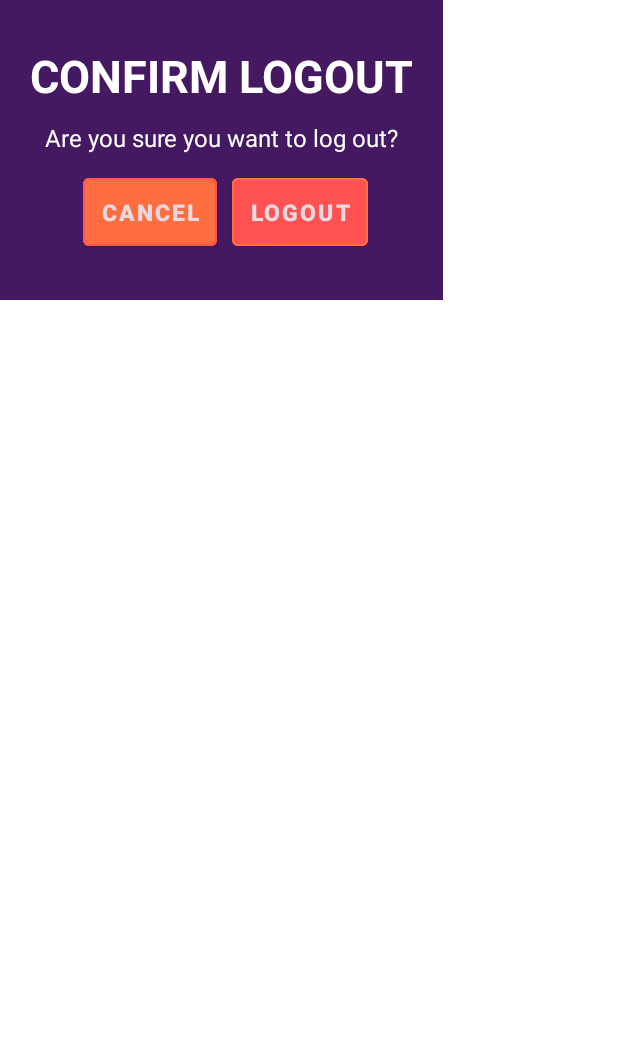
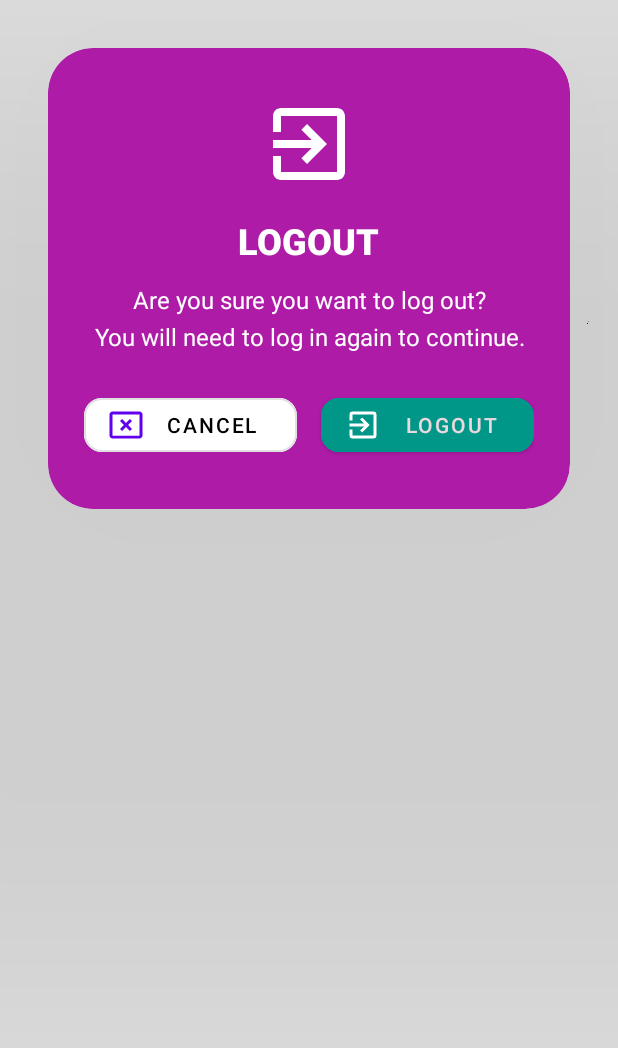
Before and after one commit to xienshane/FlickView, an Android app: the layout logout_page.xml on its own in the app's theme, with its tools: preview values and no code run, on a phone screen of 412 x 824 dp. Shown: the top 1048 px of the screen. Run offline under Robolectric (Android 15) with nearby library versions, the phone set to English and light mode, and no system bars; network calls fail.

```diff
--- /dev/null
+++ b/app/src/main/java/com/android/flickview/activities/LogoutDialogFragment.kt
@@ -0,0 +1,67 @@
+package com.android.flickview.activities
+
+import android.content.Intent
+import android.os.Bundle
+import android.view.LayoutInflater
+import android.view.View
+import android.view.ViewGroup
+import android.view.WindowManager
+import com.google.android.material.button.MaterialButton
+import androidx.fragment.app.DialogFragment
+import com.android.flickview.R
+import android.widget.TextView
+import androidx.cardview.widget.CardView
+import android.widget.Toast
+
+class LogoutDialogFragment : DialogFragment() {
+
+    override fun onCreateView(
+        inflater: LayoutInflater, container: ViewGroup?,
+        savedInstanceState: Bundle?
+    ): View? {
+        // Inflate your custom logout layout
+        return inflater.inflate(R.layout.logout_page, container, false)
+    }
+
+    private var cardView: CardView? = null
+
+    override fun onViewCreated(view: View, savedInstanceState: Bundle?) {
+        super.onViewCreated(view, savedInstanceState)
+
+        // Reference the UI elements with correct IDs
+        val textMessage: TextView = view.findViewById(R.id.logout_message)
+        val cancelButton: MaterialButton = view.findViewById(R.id.button_cancel_logout) // Corrected ID
+        val logoutButton: MaterialButton = view.findViewById(R.id.button_logout2)
+
+        cardView = view.findViewById(R.id.logout)
+        // Set the text message in the dialog
+        textMessage.text = "Are you sure you want to log out?"
+
+        // Handle Cancel Button Click
+        cancelButton.setOnClickListener {
+            dismiss() // Close the dialog
+        }
+
+        // Handle Logout Button Click
+        logoutButton.setOnClickListener {
+            Toast.makeText(context, "Logging out...", Toast.LENGTH_LONG).show()
+            dismiss()
+
+            // Start the LoginActivity after logging out
+            val intent = Intent(activity, LoginActivity::class.java)
+            startActivity(intent)
+        }
+    }
+
+
+    override fun onStart() {
+        super.onStart()
+
+        // Customize dialog appearance (optional)
+        dialog?.window?.setLayout(
+            WindowManager.LayoutParams.MATCH_PARENT,
+            WindowManager.LayoutParams.WRAP_CONTENT
+        )
+        dialog?.window?.setBackgroundDrawableResource(android.R.color.transparent)
+    }
+}
--- /dev/null
+++ b/app/src/main/res/anim/slide_up.xml
@@ -0,0 +1,6 @@
+<?xml version="1.0" encoding="utf-8"?>
+<translate xmlns:android="http://schemas.android.com/apk/res/android"
+    android:duration="500"
+    android:fromYDelta="100%p"
+    android:toYDelta="0"
+    android:interpolator="@android:anim/decelerate_interpolator" />
--- /dev/null
+++ b/app/src/main/res/drawable/ic_logout.xml
@@ -0,0 +1,5 @@
+<vector xmlns:android="http://schemas.android.com/apk/res/android" android:autoMirrored="true" android:height="24dp" android:tint="#FFFFFF" android:viewportHeight="24" android:viewportWidth="24" android:width="24dp">
+
+    <path android:fillColor="@android:color/white" android:pathData="M10.09,15.59L11.5,17l5,-5 -5,-5 -1.41,1.41L12.67,11H3v2h9.67l-2.58,2.59zM19,3H5c-1.11,0 -2,0.9 -2,2v4h2V5h14v14H5v-4H3v4c0,1.1 0.89,2 2,2h14c1.1,0 2,-0.9 2,-2V5c0,-1.1 -0.9,-2 -2,-2z"/>
+
+</vector>
--- a/app/src/main/res/layout/logout_page.xml
+++ b/app/src/main/res/layout/logout_page.xml
@@ -1,73 +1,83 @@
 <?xml version="1.0" encoding="utf-8"?>
-<LinearLayout xmlns:android="http://schemas.android.com/apk/res/android"
+<androidx.cardview.widget.CardView xmlns:android="http://schemas.android.com/apk/res/android"
     xmlns:app="http://schemas.android.com/apk/res-auto"
+    android:layout_width="match_parent"
+    android:layout_height="wrap_content"
+    android:layout_margin="32dp"
+    android:id="@+id/logout"
+    android:padding="24dp"
+    app:cardBackgroundColor="#AE1BA7"
+    app:cardCornerRadius="30dp"
+    app:cardElevation="500dp">
+
+    <LinearLayout
+        android:layout_width="match_parent"
+        android:layout_height="wrap_content"
+        android:gravity="center_horizontal"
         android:orientation="vertical"
-    android:layout_width="wrap_content"
-    android:layout_height="wrap_content"
-    android:background="#451961">
+        android:padding="24dp">
+
+        <ImageView
+            android:layout_width="64dp"
+            android:layout_height="64dp"
+            android:layout_marginTop="8dp"
+            android:contentDescription="Logout Icon"
+            android:src="@drawable/ic_logout" />
 
         <TextView
             android:layout_width="wrap_content"
             android:layout_height="wrap_content"
-        android:fontFamily="sans-serif"
-        android:text="CONFIRM LOGOUT"
-        android:textStyle="bold"
-        android:textSize="30sp"
-        android:textColor="@color/white"
-        android:layout_marginTop="30dp"
-        android:layout_marginLeft="20dp"
-        android:layout_marginRight="20dp"
-        android:layout_gravity="center" />
+            android:layout_marginTop="16dp"
+            android:fontFamily="sans-serif-medium"
+            android:text="LOGOUT"
+            android:textColor="@android:color/white"
+            android:textSize="24sp"
+            android:textStyle="bold" />
 
         <TextView
-        android:id="@+id/button_message"
-        android:layout_width="wrap_content"
+            android:id="@+id/logout_message"
+            android:layout_width="match_parent"
             android:layout_height="wrap_content"
-        android:text="Are you sure you want to log out?"
-        android:textSize="16sp"
-        android:textColor="@color/white"
-        android:layout_marginTop="10dp"
-        android:layout_gravity="center"/>
+            android:layout_marginTop="12dp"
+            android:fontFamily="sans-serif"
+            android:gravity="center"
+            android:lineSpacingExtra="6dp"
+            android:text="Are you sure you want to log out?\nYou will need to log in again to continue."
+            android:textColor="@android:color/white"
+            android:textSize="16sp" />
 
         <LinearLayout
-        android:layout_width="wrap_content"
+            android:layout_width="match_parent"
             android:layout_height="wrap_content"
-        android:orientation="horizontal"
-        android:layout_marginTop="10dp"
-        android:layout_marginLeft="55dp"
-        android:layout_marginBottom="30dp">
+            android:layout_marginTop="24dp"
+            android:layout_marginBottom="8dp"
+            android:gravity="center"
+            android:orientation="horizontal">
 
             <com.google.android.material.button.MaterialButton
-            android:id="@+id/button_cancel"
+                android:id="@+id/button_cancel_logout"
+                style="@style/Widget.MaterialComponents.Button.OutlinedButton"
                 android:layout_width="0dp"
-            android:layout_height="match_parent"
+                android:layout_height="wrap_content"
+                android:layout_marginEnd="8dp"
                 android:layout_weight="1"
+                android:backgroundTint="@color/white"
                 android:text="CANCEL"
-            android:textSize="15sp"
-            android:textColor="#EAD9DE"
-            android:backgroundTint="#FF6E40"
-            android:padding="12dp"
-            android:fontFamily="sans-serif-black"
-            app:strokeWidth="1dp"
-            app:strokeColor="#FF5252"
-            android:layout_marginEnd="10dp"/>
+                android:textColor="#000000"
+                app:cornerRadius="12dp"
+                app:icon="@drawable/ic_cancel" />
 
             <com.google.android.material.button.MaterialButton
                 android:id="@+id/button_logout2"
                 android:layout_width="0dp"
-            android:layout_height="match_parent"
+                android:layout_height="wrap_content"
+                android:layout_marginStart="8dp"
                 android:layout_weight="1"
+                android:backgroundTint="#009688"
                 android:text="LOGOUT"
-            android:textSize="15sp"
                 android:textColor="#EAD9DE"
-            android:backgroundTint="#FF5252"
-            android:padding="12dp"
-            android:fontFamily="sans-serif-black"
-            app:strokeWidth="1dp"
-            app:strokeColor="#FF6E40"
-            android:layout_marginEnd="10dp"/>
-
+                app:cornerRadius="12dp"
+                app:icon="@drawable/ic_logout" />
         </LinearLayout>
-
-
     </LinearLayout>
+</androidx.cardview.widget.CardView>
```
Lines whose indentation alone changed are shown as unchanged.
